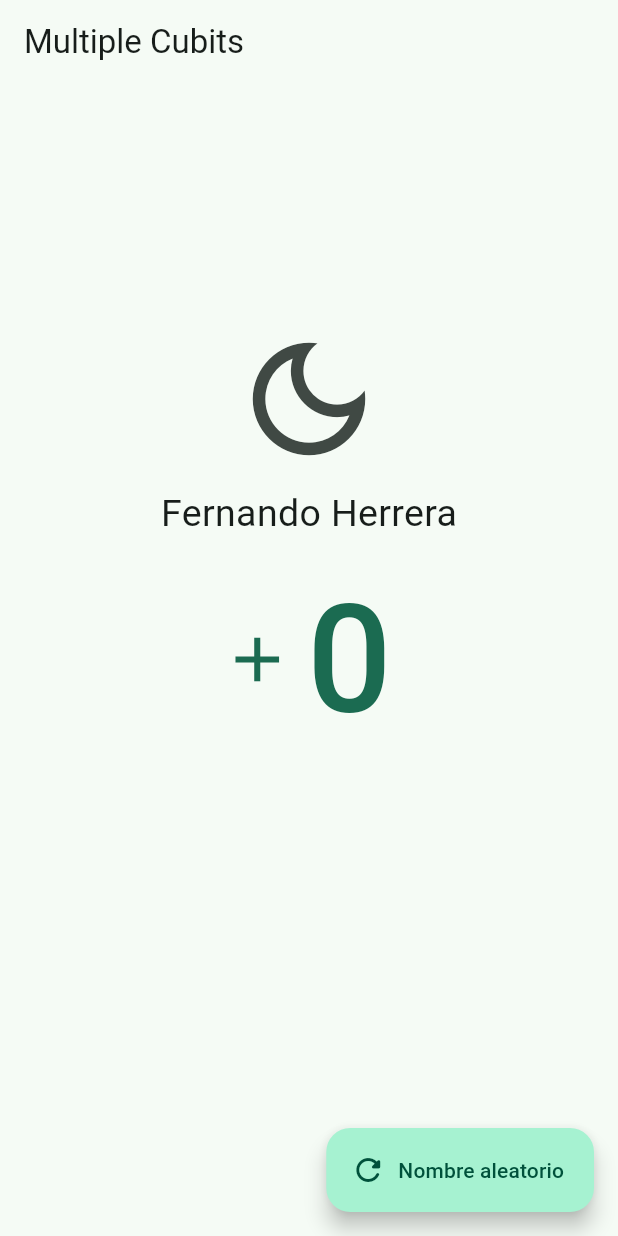
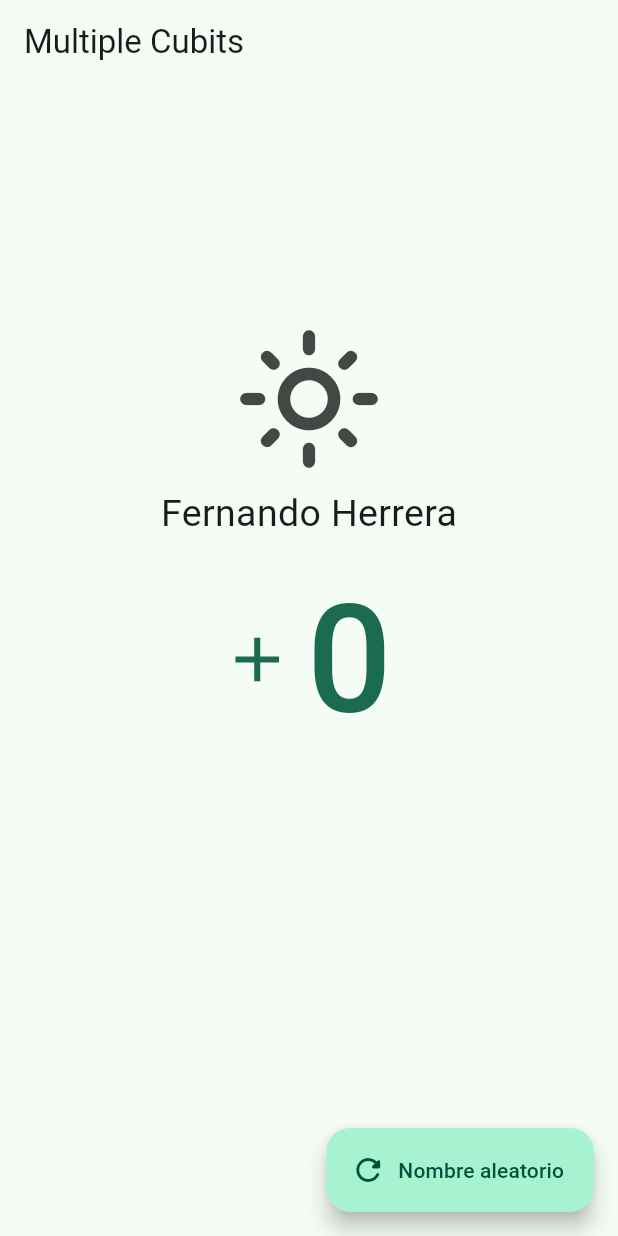
Before and after one commit to ManuelNZ20/flutter_bloc_example, a Flutter app: the MultipleCubitScreen screen opened by its route, on a phone screen of 412 x 824 dp. Run offline on Flutter 3.47's test engine with Material 3 defaults, Android fonts, the light colour scheme and no system bars; our stand-ins replace bloc, dio, equatable, flutter_bloc, go_router; missing offline and left inert: random_name_generator.

Commit message:
implemented theme with cubit

```diff
--- a/lib/app/app.dart
+++ b/lib/app/app.dart
@@ -1,6 +1,8 @@
 import 'package:flutter/material.dart';
 import 'package:flutter_bloc/flutter_bloc.dart';
+
 import '../config/config.dart';
+import '../presentation/blocs/blocs.dart';
 
 class FlutterBlocApp extends StatelessWidget {
   const FlutterBlocApp({super.key});
@@ -8,13 +10,13 @@ class FlutterBlocApp extends StatelessWidget {
   @override
   Widget build(BuildContext context) {
     final state = context.watch<RouterSimpleCubit>().state;
-
+    final stateTheme = context.watch<ThemeCubit>();
     return MaterialApp.router(
       title: 'Flutter BLoC',
       debugShowCheckedModeBanner: false,
       routerConfig: state,
       theme: AppTheme(
-        isDarkmode: false,
+        isDarkmode: stateTheme.state.isDarkmode,
       ).getTheme(),
     );
   }
--- a/lib/app/blocs_providers.dart
+++ b/lib/app/blocs_providers.dart
@@ -22,7 +22,10 @@ class BlocsProviders extends StatelessWidget {
         ),
         BlocProvider(
           create: (context) => CounterCubit(),
-        )
+        ),
+        BlocProvider(
+          create: (context) => ThemeCubit(),
+        ),
       ],
       child: FlutterBlocApp(),
     );
--- /dev/null
+++ b/lib/presentation/blocs/03-theme/theme_cubit.dart
@@ -0,0 +1,23 @@
+import 'package:bloc/bloc.dart';
+import 'package:equatable/equatable.dart';
+
+part 'theme_state.dart';
+
+class ThemeCubit extends Cubit<ThemeState> {
+  ThemeCubit({
+    bool darkMode = false,
+  }) : super(ThemeState(isDarkmode: darkMode));
+
+  void toggleTheme() {
+    print('cambio tema ${state.isDarkmode}');
+    emit(ThemeState(isDarkmode: !state.isDarkmode));
+  }
+
+  void setDarkMode() {
+    emit(ThemeState(isDarkmode: true));
+  }
+
+  void seLightMode() {
+    emit(ThemeState(isDarkmode: false));
+  }
+}
--- /dev/null
+++ b/lib/presentation/blocs/03-theme/theme_state.dart
@@ -0,0 +1,15 @@
+part of 'theme_cubit.dart';
+
+// sealed, parecido al abstract
+class ThemeState extends Equatable {
+  final bool isDarkmode;
+
+  const ThemeState({
+    required this.isDarkmode,
+  });
+
+  @override
+  List<Object> get props => [isDarkmode];
+}
+
+// final class ThemeInitial extends ThemeState {}
--- a/lib/presentation/blocs/blocs.dart
+++ b/lib/presentation/blocs/blocs.dart
@@ -1,2 +1,3 @@
 export './01-simple_cubit/username_cubit.dart';
 export './02-counter/counter_cubit.dart';
+export './03-theme/theme_cubit.dart';
--- a/lib/presentation/screens/03_multiple_cubits/multiple_cubits_screen.dart
+++ b/lib/presentation/screens/03_multiple_cubits/multiple_cubits_screen.dart
@@ -9,7 +9,7 @@ class MultipleCubitScreen extends StatelessWidget {
   @override
   Widget build(BuildContext context) {
     final counterCubit = context.watch<CounterCubit>();
-
+    final themeCubit = context.watch<ThemeCubit>();
     return Scaffold(
       appBar: AppBar(
         title: const Text('Multiple Cubits'),
@@ -22,8 +22,13 @@ class MultipleCubitScreen extends StatelessWidget {
           ),
           IconButton(
             // icon: const Icon( Icons.light_mode_outlined, size: 100 ),
-            icon: const Icon(Icons.dark_mode_outlined, size: 100),
-            onPressed: () {},
+            icon: Icon(
+              themeCubit.state.isDarkmode
+                  ? Icons.dark_mode_outlined
+                  : Icons.light_mode_outlined,
+              size: 100,
+            ),
+            onPressed: themeCubit.toggleTheme,
           ),
           const Text('Fernando Herrera', style: TextStyle(fontSize: 25)),
           TextButton.icon(
```
